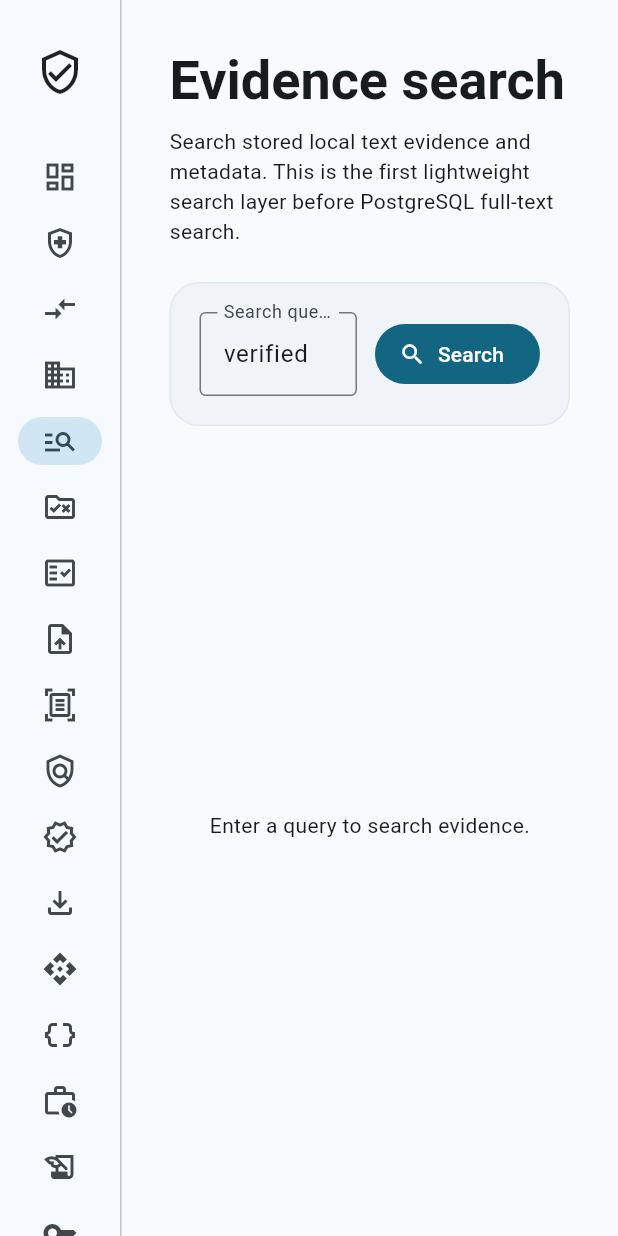
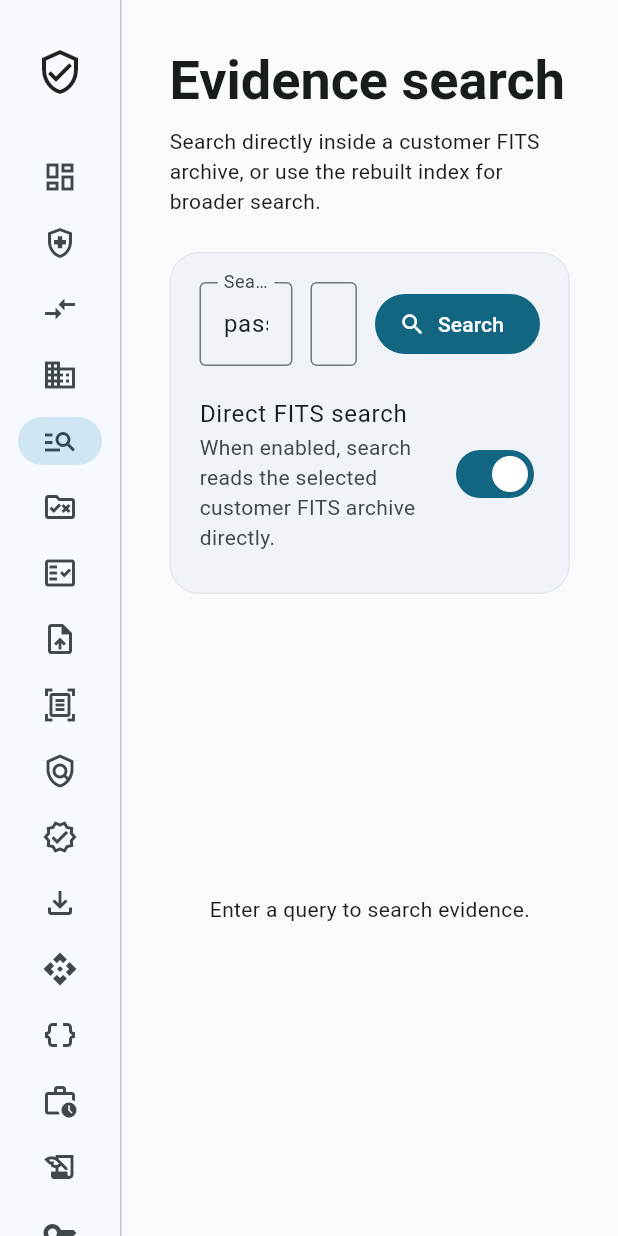
Before and after one commit to metapointgg/trustvault, a Flutter app: the SearchScreen screen opened by its route, on a phone screen of 412 x 824 dp. Run offline on Flutter 3.47's test engine with Material 3 defaults, Android fonts, the phone set to English and light mode, and no system bars; our stand-ins replace dio, file_picker, go_router; network calls fail.

Commit message:
Fix search setState Future error and use direct FITS search workflow

```diff
--- a/frontend/trustvault_app/lib/features/search/search_screen.dart
+++ b/frontend/trustvault_app/lib/features/search/search_screen.dart
@@ -11,20 +11,31 @@ class SearchScreen extends StatefulWidget {
 
 class _SearchScreenState extends State<SearchScreen> {
   final TrustVaultApiClient _apiClient = TrustVaultApiClient();
-  final TextEditingController _queryController = TextEditingController(text: 'verified');
+  final TextEditingController _queryController = TextEditingController(text: 'passport');
+  final TextEditingController _entityController = TextEditingController(text: 'CUST-000001');
 
   Future<Map<String, dynamic>>? _future;
+  bool _directFits = true;
 
   @override
   void dispose() {
     _queryController.dispose();
+    _entityController.dispose();
     super.dispose();
   }
 
   void _search() {
     final query = _queryController.text.trim();
+    final entity = _entityController.text.trim();
     if (query.isEmpty) return;
-    setState(() => _future = _apiClient.searchEvidence(query));
+
+    final Future<Map<String, dynamic>> nextFuture = _directFits && entity.isNotEmpty
+        ? _apiClient.searchEntityFits(entity, query)
+        : _apiClient.searchFitsIndex(query: query, entityExternalId: entity.isEmpty ? null : entity);
+
+    setState(() {
+      _future = nextFuture;
+    });
   }
 
   Future<void> _showPreview(Map<String, dynamic> result) async {
@@ -35,7 +46,7 @@ class _SearchScreenState extends State<SearchScreen> {
       context: context,
       builder: (context) {
         return AlertDialog(
-          title: Text('${result['entity_display_name']}'),
+          title: Text('${result['entity_display_name'] ?? result['filename'] ?? 'Evidence preview'}'),
           content: SizedBox(
             width: 760,
             child: SingleChildScrollView(
@@ -82,14 +93,18 @@ class _SearchScreenState extends State<SearchScreen> {
         children: [
           Text('Evidence search', style: Theme.of(context).textTheme.displaySmall?.copyWith(fontWeight: FontWeight.w700)),
           const SizedBox(height: 8),
-          const Text('Search stored local text evidence and metadata. This is the first lightweight search layer before PostgreSQL full-text search.'),
+          const Text('Search directly inside a customer FITS archive, or use the rebuilt index for broader search.'),
           const SizedBox(height: 24),
           Card(
             child: Padding(
               padding: const EdgeInsets.all(20),
-              child: Row(
+              child: Column(
+                crossAxisAlignment: CrossAxisAlignment.start,
+                children: [
+                  Row(
                     children: [
                       Expanded(
+                        flex: 2,
                         child: TextField(
                           controller: _queryController,
                           decoration: const InputDecoration(
@@ -100,10 +115,35 @@ class _SearchScreenState extends State<SearchScreen> {
                         ),
                       ),
                       const SizedBox(width: 12),
+                      Expanded(
+                        child: TextField(
+                          controller: _entityController,
+                          decoration: const InputDecoration(
+                            labelText: 'Customer external ID',
+                            border: OutlineInputBorder(),
+                          ),
+                          onSubmitted: (_) => _search(),
+                        ),
+                      ),
+                      const SizedBox(width: 12),
                       FilledButton.icon(
                         onPressed: _search,
                         icon: const Icon(Icons.search),
                         label: const Text('Search'),
+                      ),
+                    ],
+                  ),
+                  const SizedBox(height: 12),
+                  SwitchListTile(
+                    contentPadding: EdgeInsets.zero,
+                    title: const Text('Direct FITS search'),
+                    subtitle: const Text('When enabled, search reads the selected customer FITS archive directly.'),
+                    value: _directFits,
+                    onChanged: (value) {
+                      setState(() {
+                        _directFits = value;
+                      });
+                    },
                   ),
                 ],
               ),
@@ -138,15 +178,15 @@ class _SearchScreenState extends State<SearchScreen> {
                           return Card(
                             child: ListTile(
                               leading: const Icon(Icons.manage_search_outlined),
-                              title: Text('${result['entity_display_name']}'),
+                              title: Text('${result['filename'] ?? result['entity_display_name'] ?? 'Evidence'}'),
                               subtitle: Text(
                                 'External ID: ${result['entity_external_id']}\n'
                                 'Object: ${result['object_type']} from ${result['source_system']}\n'
-                                'Match: ${result['match_source']}\n'
-                                '${result['snippet'] ?? result['storage_uri']}',
+                                'HDU: ${result['hdu_name'] ?? '-'}\n'
+                                '${result['snippet'] ?? result['storage_uri'] ?? ''}',
                               ),
                               trailing: TextButton.icon(
-                                onPressed: () => _showPreview(result),
+                                onPressed: result['evidence_object_id'] == null ? null : () => _showPreview(result),
                                 icon: const Icon(Icons.visibility_outlined),
                                 label: const Text('Preview'),
                               ),
```
Lines whose indentation alone changed are shown as unchanged.
